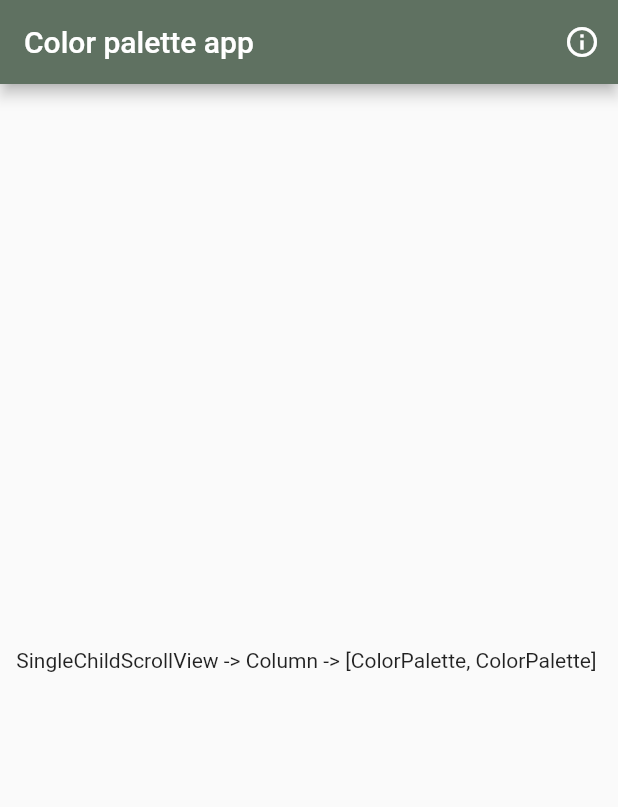
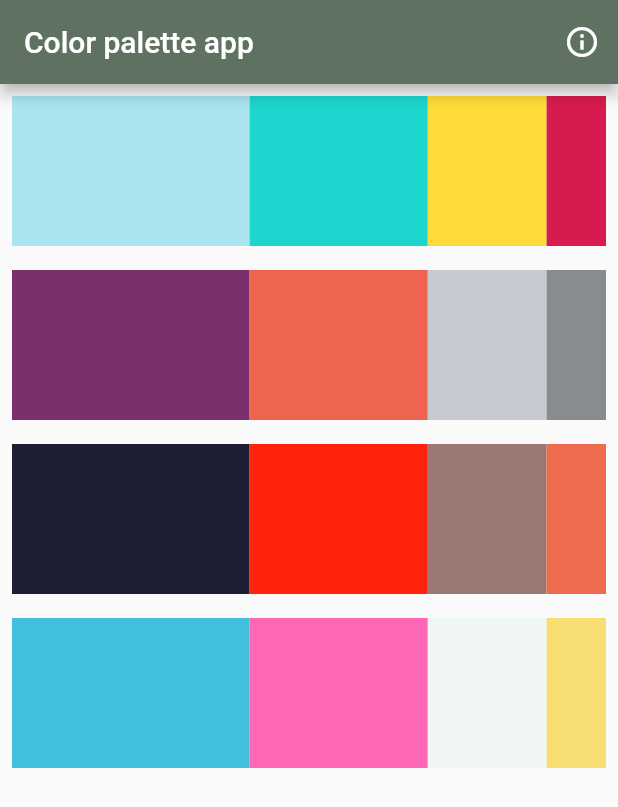
Before and after one commit to Ssantiago8/f_color_palette_1020, a Flutter app: the screen it shows after launch, on a phone screen of 412 x 824 dp. Shown: the top 807 px of the screen. Run offline on Flutter 3.47's test engine with Material 2 defaults, Android fonts, the phone set to English and light mode, and no system bars; our stand-ins replace get, loggy.

Commit message:
Complete app

```diff
--- a/lib/ui/my_app.dart
+++ b/lib/ui/my_app.dart
@@ -8,7 +8,7 @@ class MyApp extends StatelessWidget {
 
   @override
   Widget build(BuildContext context) {
-    // vamos a usar GetMaterialApp para pdoer usar un diálogo sin context
+    // vamos a usar GetMaterialApp para poder usar un diálogo sin context
     return GetMaterialApp(
       theme: ThemeData(
         brightness: Brightness.light,
--- a/lib/ui/pages/color_selection_page.dart
+++ b/lib/ui/pages/color_selection_page.dart
@@ -25,9 +25,43 @@ class ColorSelectionPage extends StatelessWidget {
           ],
         ),
         // https://colorhunt.co/
-        body: (const Center(
-          child: Text(
-              "SingleChildScrollView -> Column -> [ColorPalette, ColorPalette] "),
+        body: (Align(
+          alignment: Alignment.topLeft,
+          child: SingleChildScrollView(
+            child: Column(
+              crossAxisAlignment: CrossAxisAlignment.start,
+              children: [
+                ColorPalette(
+                  baseColor: 'A9E4EF',
+                  baseColor1: '1CD6CE',
+                  baseColor2: 'FEDB39',
+                  baseColor3: 'D61C4E',
+                  callback: (String) {},
+                ),
+                ColorPalette(
+                  baseColor: '7A306C',
+                  baseColor1: 'EF6351',
+                  baseColor2: 'C4CAD0',
+                  baseColor3: '878C8F',
+                  callback: (String) {},
+                ),
+                ColorPalette(
+                  baseColor: '1C1F33',
+                  baseColor1: 'FF220C',
+                  baseColor2: '9B7874',
+                  baseColor3: 'EE6C4D',
+                  callback: (String) {},
+                ),
+                ColorPalette(
+                  baseColor: '42BFDD',
+                  baseColor1: 'FF66B3',
+                  baseColor2: 'F0F6F6',
+                  baseColor3: 'F7DD72',
+                  callback: (String) {},
+                )
+              ],
+            ),
+          ),
         )));
   }
 
--- a/lib/ui/widgets/color_palette.dart
+++ b/lib/ui/widgets/color_palette.dart
@@ -1,28 +1,79 @@
 import 'package:flutter/material.dart';
 import '../../utils/color_utils.dart';
+import 'package:flutter/services.dart';
+import 'package:get/get.dart';
 
 class ColorPalette extends StatelessWidget {
   const ColorPalette({
     Key? key,
-    // así se reciben en el constructor, por ejemplo
-    //required this.baseColor,
+    required this.baseColor1,
+    required this.baseColor2,
+    required this.baseColor3,
+    required this.baseColor,
+    required this.callback,
   }) : super(key: key);
 
   // atributos de la clase, por ejemplo
-  //final String baseColor;
+  final String baseColor;
+  final String baseColor1;
+  final String baseColor2;
+  final String baseColor3;
 
   // también se puede tener como un atributo un callback, necesiario ya que es un
   // widget sin estado, por ejemplo
-  //final Function(String) callback;
+  final Function(String) callback;
 
   @override
   Widget build(BuildContext context) {
     // padding para crear espacio alrededor del widget
+    int color0 = int.parse('0xFF' + baseColor);
+    int color1 = int.parse('0xFF' + baseColor1);
+    int color2 = int.parse('0xFF' + baseColor2);
+    int color3 = int.parse('0xFF' + baseColor3);
     return Padding(
       padding: const EdgeInsets.all(8.0),
       // vamos a mostrar los elementos en un row
-      child: Text(
-          'Row -> [Expanded(flex: 4,GestureDetector(Container(height: 100, color: ColorUtils.FromHex(baseColor))) )]'),
+      child:
+          Row(mainAxisAlignment: MainAxisAlignment.center, children: <Widget>[
+        Expanded(
+            flex: 4,
+            child: InkWell(
+                onTap: () {
+                  showColor(baseColor);
+                },
+                child: Ink(height: 100, color: Color(color0)))),
+        Expanded(
+            flex: 3,
+            child: InkWell(
+                onTap: () {
+                  showColor(baseColor1);
+                },
+                child: Ink(height: 100, color: Color(color1)))),
+        Expanded(
+            flex: 2,
+            child: InkWell(
+                onTap: () {
+                  showColor(baseColor2);
+                },
+                child: Ink(height: 100, color: Color(color2)))),
+        Expanded(
+            flex: 1,
+            child: InkWell(
+                onTap: () {
+                  showColor(baseColor3);
+                },
+                child: Ink(height: 100, color: Color(color3)))),
+      ]),
+    );
+  }
+
+  void showColor(String value) {
+    Clipboard.setData(ClipboardData(text: value));
+    Get.snackbar(
+      'Color palette',
+      'Valor copiado = $value',
+      backgroundColor: ColorUtils.FromHex(value),
+      snackPosition: SnackPosition.BOTTOM,
     );
   }
 }
```
